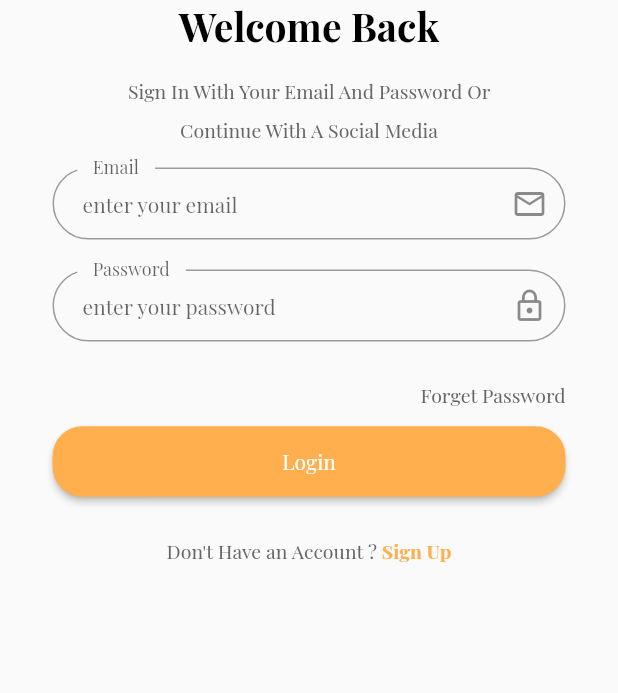
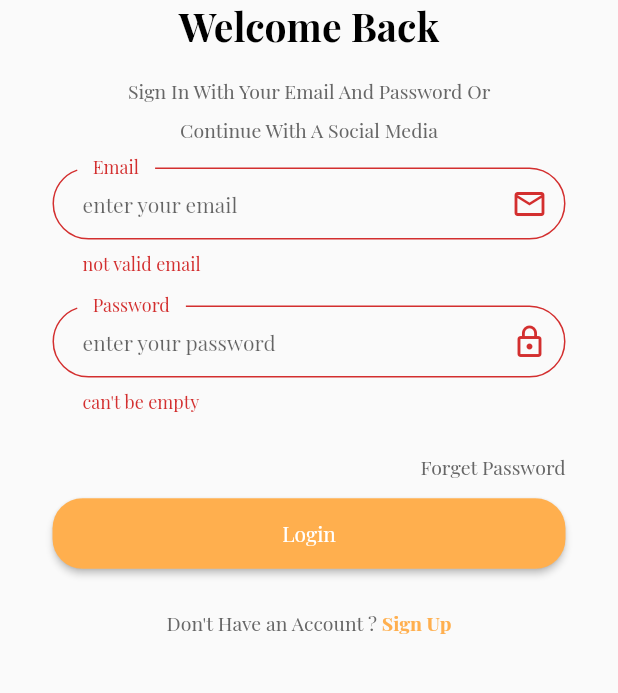
Before and after one commit to MosasaUnited/ecommerce, a Flutter app: the Login screen opened by its route, after a tap on "Login", on a phone screen of 412 x 824 dp, the part 287-980 px from its top. Run offline on Flutter 3.47's test engine with Material 2 defaults, Android fonts, the phone set to English and light mode, and no system bars; our stand-ins replace flutter_otp_text_field, get, shared_preferences; accounts and stored records are empty.

Commit message:
ValidatorInput

```diff
--- a/lib/controller/auth/forgetpassword_controller.dart
+++ b/lib/controller/auth/forgetpassword_controller.dart
@@ -8,6 +8,8 @@ abstract class ForgetPasswordController extends GetxController{
 }
 class ForgetPasswordControllerImp extends ForgetPasswordController {
 
+  GlobalKey<FormState> formstate = GlobalKey<FormState>();
+
   late TextEditingController phone;
 
 
@@ -16,7 +18,14 @@ class ForgetPasswordControllerImp extends ForgetPasswordController {
 
   @override
   goToVerifyCode() {
-    Get.offNamed(AppRoute.verifyCode);
+    var formdata = formstate.currentState;
+    if(formdata!.validate()){
+      print('Valid');
+      Get.offNamed(AppRoute.verifyCode);
+    }else{
+      print('Not Valid');
+    }
+
   }
 
   @override
--- a/lib/controller/auth/login_controller.dart
+++ b/lib/controller/auth/login_controller.dart
@@ -10,13 +10,22 @@ abstract class LoginController extends GetxController{
 }
 class LoginControllerImp extends LoginController {
 
+  GlobalKey<FormState> formstate = GlobalKey<FormState>();
+
   late TextEditingController email;
   late TextEditingController password;
 
 
 
   @override
-  login() {}
+  login() {
+    var formdata = formstate.currentState;
+    if(formdata!.validate()){
+      print('Valid');
+    }else{
+      print('Not Valid');
+    }
+  }
 
 
   @override
--- a/lib/controller/auth/resetpasswoed_controller.dart
+++ b/lib/controller/auth/resetpasswoed_controller.dart
@@ -8,6 +8,8 @@ abstract class ResetPasswordController extends GetxController{
 }
 class ResetPasswordControllerImp extends ResetPasswordController {
 
+  GlobalKey<FormState> formstate = GlobalKey<FormState>();
+
   late TextEditingController password;
   late TextEditingController repassword;
 
@@ -17,7 +19,13 @@ class ResetPasswordControllerImp extends ResetPasswordController {
 
   @override
   goToSuccessResetPassword() {
-    Get.offNamed(AppRoute.successResetPassword);
+    var formdata = formstate.currentState;
+    if(formdata!.validate()){
+      print('Valid');
+      Get.offNamed(AppRoute.successResetPassword);
+    }else{
+      print('Not Valid');
+    }
   }
 
   @override
--- a/lib/controller/auth/signup_controller.dart
+++ b/lib/controller/auth/signup_controller.dart
@@ -3,6 +3,9 @@ import 'package:get/get.dart';
 import '../../core/constant/routes.dart';
 
 abstract class SignUpController extends GetxController{
+
+  GlobalKey<FormState> formstate = GlobalKey<FormState>();
+
   signUp();
   goToSignIn();
 }
@@ -17,7 +20,12 @@ class SignUpControllerImp extends SignUpController {
   @override
   signUp()
   {
-    Get.offNamed(AppRoute.checkPhone);
+    var formdata = formstate.currentState;
+    if(formdata!.validate()){
+      print('Valid');
+      Get.offNamed(AppRoute.checkPhone);
+    }else{
+      print('Not Valid');}
   }
 
   @override
--- /dev/null
+++ b/lib/core/functions/validinput.dart
@@ -0,0 +1,32 @@
+import 'package:get/get.dart';
+
+validInput(String val, int min, int max, String type){
+  if(type == 'username'){
+    if(!GetUtils.isUsername(val)){
+      return 'not valid username';
+    }
+  }
+  if(type == 'email'){
+    if(!GetUtils.isEmail(val)){
+      return 'not valid email';
+    }
+  }
+  if(type == 'phone'){
+    if(!GetUtils.isPhoneNumber(val)){
+      return 'not valid phone number';
+    }
+  }
+
+
+  if(val.isEmpty){
+    return 'can\'t be empty';
+  }
+
+  if(val.length < min){
+    return 'can\'t be less than $min';
+  }
+
+  if(val.length > max){
+    return 'can\'t be larger than $max';
+  }
+}
--- a/lib/view/screen/auth/checkphone.dart
+++ b/lib/view/screen/auth/checkphone.dart
@@ -34,6 +34,7 @@ class CheckPhone extends StatelessWidget {
               height: 50,
             ),
             CustomTextFormAuth(
+              valid: (val){},
               myController: controller.phone,
               hintText: '16'.tr,
               labelText: 'Phone',
--- a/lib/view/screen/auth/forgetpassword/forgetpassword.dart
+++ b/lib/view/screen/auth/forgetpassword/forgetpassword.dart
@@ -4,6 +4,7 @@ import 'package:ecommerce/view/widget/auth/textsignup.dart';
 import 'package:flutter/material.dart';
 import 'package:get/get.dart';
 import '../../../../controller/auth/forgetpassword_controller.dart';
+import '../../../../core/functions/validinput.dart';
 import '../../../widget/auth/custombuttonauth.dart';
 import '../../../widget/auth/customtextformauth.dart';
 
@@ -29,12 +30,17 @@ class ForgetPassword extends StatelessWidget {
       ),
       body: Container(
         padding: const EdgeInsets.symmetric(horizontal: 35, vertical: 15),
+        child: Form(
+          key: controller.formstate,
           child: ListView(
             children: [
               const SizedBox(
                 height: 50,
               ),
               CustomTextFormAuth(
+                valid: (val){
+                  return validInput(val!, 5, 15, 'phone');
+                },
                 myController: controller.phone,
                 hintText: '11'.tr,
                 labelText: 'Phone',
@@ -58,6 +64,7 @@ class ForgetPassword extends StatelessWidget {
             ],
           ),
         ),
+      ),
     );
   }
 }
--- a/lib/view/screen/auth/forgetpassword/resetpassword.dart
+++ b/lib/view/screen/auth/forgetpassword/resetpassword.dart
@@ -1,10 +1,8 @@
-import 'package:ecommerce/controller/auth/signup_controller.dart';
 import 'package:ecommerce/core/constant/color.dart';
-import 'package:ecommerce/view/widget/auth/textsignup.dart';
 import 'package:flutter/material.dart';
 import 'package:get/get.dart';
-import '../../../../controller/auth/forgetpassword_controller.dart';
 import '../../../../controller/auth/resetpasswoed_controller.dart';
+import '../../../../core/functions/validinput.dart';
 import '../../../widget/auth/custombuttonauth.dart';
 import '../../../widget/auth/customtextbodyauth.dart';
 import '../../../widget/auth/customtextformauth.dart';
@@ -32,6 +30,8 @@ class ResetPassword extends StatelessWidget {
       ),
       body: Container(
         padding: const EdgeInsets.symmetric(horizontal: 35, vertical: 15),
+        child: Form(
+          key: controller.formstate,
           child: ListView(
             children: [
               const SizedBox(
@@ -43,6 +43,9 @@ class ResetPassword extends StatelessWidget {
               ),
               const CustomTextBodyAuth(text: 'Please Enter new Password',),
               CustomTextFormAuth(
+                valid: (val){
+                  return validInput(val!, 5, 30, 'password');
+                },
                 myController: controller.password,
                 hintText: '6'.tr,
                 labelText: 'Password',
@@ -50,6 +53,9 @@ class ResetPassword extends StatelessWidget {
                 //myController: null,
               ),
               CustomTextFormAuth(
+                valid: (val){
+                  return validInput(val!, 5, 15, 'password');
+                },
                 myController: controller.repassword,
                 hintText: '15'.tr,
                 labelText: 'Re-Enter Password',
@@ -70,6 +76,7 @@ class ResetPassword extends StatelessWidget {
             ],
           ),
         ),
+      ),
     );
   }
 }
--- a/lib/view/screen/auth/login.dart
+++ b/lib/view/screen/auth/login.dart
@@ -2,6 +2,7 @@ import 'package:ecommerce/core/constant/color.dart';
 import 'package:flutter/material.dart';
 import 'package:get/get.dart';
 import '../../../controller/auth/login_controller.dart';
+import '../../../core/functions/validinput.dart';
 import '../../widget/auth/custombuttonauth.dart';
 import '../../widget/auth/customtextformauth.dart';
 import '../../widget/auth/logoauth.dart';
@@ -28,6 +29,8 @@ class Login extends StatelessWidget {
       ),
       body: Container(
         padding: const EdgeInsets.symmetric(horizontal: 35, vertical: 15),
+        child: Form(
+          key: controller.formstate,
           child: ListView(
             children: [
               const LogoAuth(),
@@ -51,6 +54,9 @@ class Login extends StatelessWidget {
                 height: 15,
               ),
               CustomTextFormAuth(
+                valid: (val){
+                  return validInput(val!, 5, 100, 'email');
+                },
                 myController: controller.email,
                 hintText: '5'.tr,
                 labelText: 'Email',
@@ -58,6 +64,9 @@ class Login extends StatelessWidget {
                 //myController: null,
               ),
               CustomTextFormAuth(
+                valid: (val){
+                  return validInput(val!, 5, 30, 'password');
+                },
                 myController: controller.password,
                 hintText: '6'.tr,
                 labelText: 'Password',
@@ -75,7 +84,10 @@ class Login extends StatelessWidget {
               ),
               CustomButtonAuth(
                 text: 'Login',
-              onPressed: () {},
+                onPressed: ()
+                {
+                  controller.login();
+                },
               ),
               const SizedBox(
                 height: 20,
@@ -91,6 +103,7 @@ class Login extends StatelessWidget {
             ],
           ),
         ),
+      ),
     );
   }
 }
--- a/lib/view/screen/auth/signup.dart
+++ b/lib/view/screen/auth/signup.dart
@@ -3,6 +3,7 @@ import 'package:ecommerce/core/constant/color.dart';
 import 'package:ecommerce/view/widget/auth/textsignup.dart';
 import 'package:flutter/material.dart';
 import 'package:get/get.dart';
+import '../../../core/functions/validinput.dart';
 import '../../widget/auth/custombuttonauth.dart';
 import '../../widget/auth/customtextformauth.dart';
 
@@ -28,6 +29,8 @@ class SignUp extends StatelessWidget {
       ),
       body: Container(
         padding: const EdgeInsets.symmetric(horizontal: 35, vertical: 15),
+        child: Form(
+          key: controller.formstate,
           child: ListView(
             children: [
               Container(
@@ -42,6 +45,9 @@ class SignUp extends StatelessWidget {
                 height: 15,
               ),
               CustomTextFormAuth(
+                valid: (val){
+                  return validInput(val!, 5, 30, 'username');
+                },
                 myController: controller.username,
                 hintText: '10'.tr,
                 labelText: 'User Name',
@@ -49,6 +55,9 @@ class SignUp extends StatelessWidget {
                 //myController: null,
               ),
               CustomTextFormAuth(
+                valid: (val){
+                  return validInput(val!, 5, 100, 'email');
+                },
                 myController: controller.email,
                 hintText: '5'.tr,
                 labelText: 'Email',
@@ -56,6 +65,9 @@ class SignUp extends StatelessWidget {
                 //myController: null,
               ),
               CustomTextFormAuth(
+                valid: (val){
+                  return validInput(val!, 5, 15, 'phone');
+                },
                 myController: controller.phone,
                 hintText: '11'.tr,
                 labelText: 'Phone',
@@ -63,6 +75,9 @@ class SignUp extends StatelessWidget {
                 //myController: null,
               ),
               CustomTextFormAuth(
+                valid: (val){
+                  return validInput(val!, 5, 12, 'password');
+                },
                 myController: controller.password,
                 hintText: '6'.tr,
                 labelText: 'Password',
@@ -93,6 +108,7 @@ class SignUp extends StatelessWidget {
             ],
           ),
         ),
+      ),
     );
   }
 }
--- a/lib/view/widget/auth/customtextformauth.dart
+++ b/lib/view/widget/auth/customtextformauth.dart
@@ -5,6 +5,7 @@ class CustomTextFormAuth extends StatelessWidget {
   final String labelText;
   final IconData iconData;
   final TextEditingController? myController;
+  final String? Function(String?) valid;
 
   const CustomTextFormAuth({
     Key? key,
@@ -12,6 +13,7 @@ class CustomTextFormAuth extends StatelessWidget {
     required this.labelText,
     required this.iconData,
     required this.myController,
+    required this.valid,
   }) : super(key: key);
 
   @override
@@ -19,6 +21,7 @@ class CustomTextFormAuth extends StatelessWidget {
     return Container(
       margin: const EdgeInsets.only(bottom: 20),
       child: TextFormField(
+        validator: valid,
         controller: myController,
         decoration: InputDecoration(
           floatingLabelBehavior: FloatingLabelBehavior.always,
```
Lines whose indentation alone changed are shown as unchanged.
